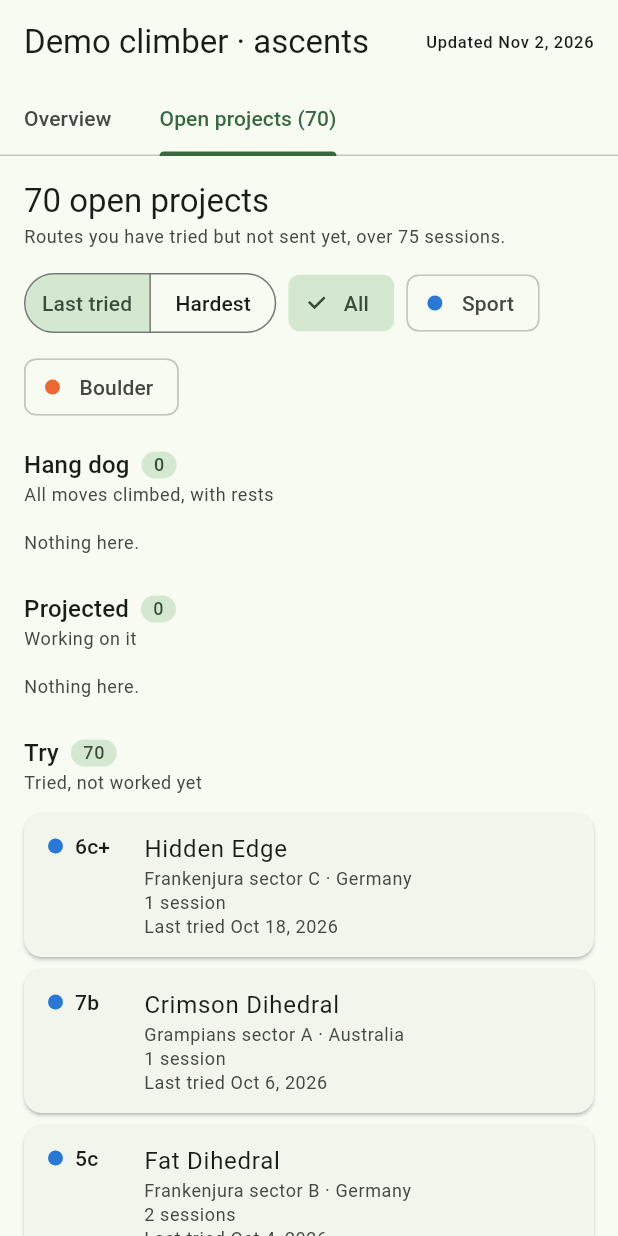
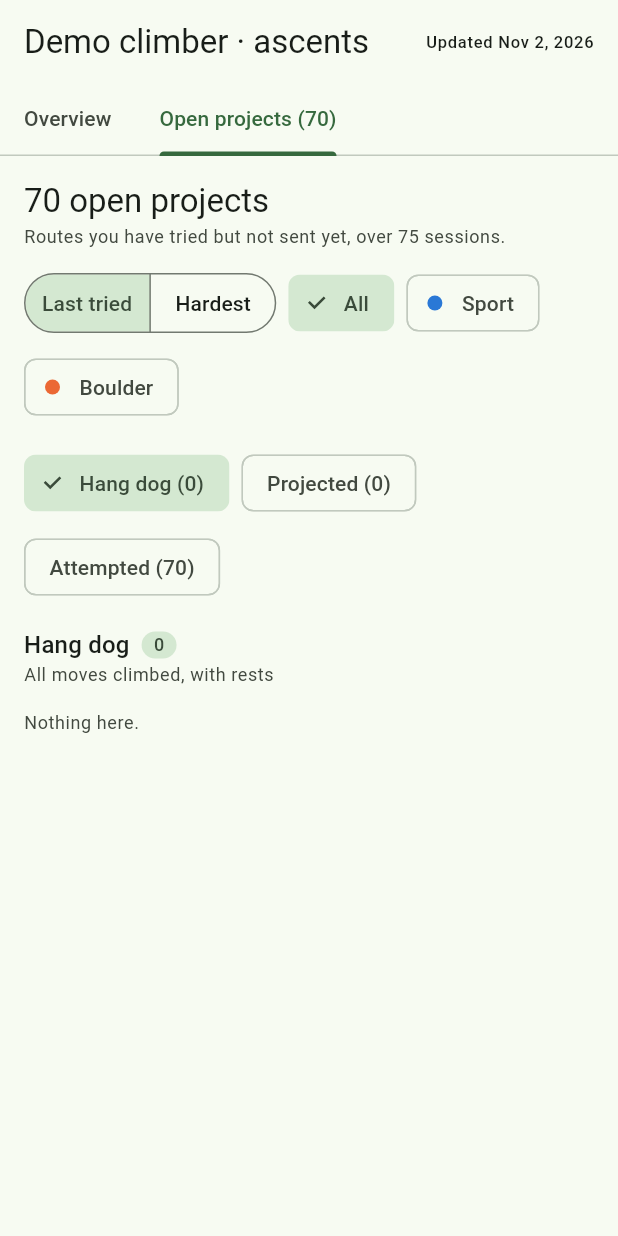
Before and after one commit to Christof93/thecrag-at-home, a Flutter app: the screen it shows after launch, tab 2 chosen, on a phone screen of 412 x 824 dp. Run offline on Flutter 3.47's test engine with Material 3 defaults, Android fonts, the phone set to English and light mode, and no system bars; our stand-ins replace flutter_map, latlong2.

Commit message:
Rename "Try" to "Attempted", pick stages with chips on narrow screens
- the third open-projects stage is called "Attempted"
- below 900 px the stages no longer stack into one very long list: three
  chips with the counts (Hang dog 48, Projected 23, Attempted 9) pick the
  stage to show. Wide screens still show all three columns.

Co-Authored-By: Claude Sonnet 5.5 <noreply@anthropic.com>
Claude-Session: https://claude.ai/code/session_01LtYvyTxZgZbwU7UoQi6JVQ

```diff
--- a/lib/models/stats.dart
+++ b/lib/models/stats.dart
@@ -44,8 +44,8 @@ enum ProjectStage {
   /// Worked on it (theCrag's "working", or a planned target).
   projected('Projected', 'Working on it'),
 
-  /// Tried, but not worked yet: attempts, retreats and the like.
-  tried('Try', 'Tried, not worked yet');
+  /// Attempted, but not worked yet: attempts, retreats and the like.
+  tried('Attempted', 'Tried, not worked yet');
 
   const ProjectStage(this.label, this.description);
 
--- a/lib/widgets/open_projects.dart
+++ b/lib/widgets/open_projects.dart
@@ -9,7 +9,8 @@ import 'year_chart.dart' show kindColor;
 enum ProjectSort { recent, hardest }
 
 /// Routes that were tried but never sent, in a column per [ProjectStage]
-/// (hang dog, projected, try). Stacked sections on narrow screens.
+/// (hang dog, projected, attempted). On narrow screens one stage at a time,
+/// picked with chips.
 class OpenProjectsView extends StatefulWidget {
   const OpenProjectsView({super.key, required this.projects});
 
@@ -26,6 +27,9 @@ class OpenProjectsView extends StatefulWidget {
 class _OpenProjectsViewState extends State<OpenProjectsView> {
   ProjectSort _sort = ProjectSort.recent;
   ClimbKind? _kind;
+
+  /// The stage shown on narrow screens, where the columns don't fit.
+  ProjectStage _stage = ProjectStage.hangDog;
 
   @override
   Widget build(BuildContext context) {
@@ -151,11 +155,25 @@ class _OpenProjectsViewState extends State<OpenProjectsView> {
                   ],
                 ],
               )
-            else
-              for (final stage in ProjectStage.values) ...[
-                stageColumn(stage),
-                const SizedBox(height: 16),
-              ],
+            else ...[
+              Wrap(
+                spacing: 8,
+                runSpacing: 8,
+                children: [
+                  for (final stage in ProjectStage.values)
+                    ChoiceChip(
+                      label: Text(
+                        '${stage.label} '
+                        '(${shown.where((p) => p.stage == stage).length})',
+                      ),
+                      selected: _stage == stage,
+                      onSelected: (_) => setState(() => _stage = stage),
+                    ),
+                ],
+              ),
+              const SizedBox(height: 16),
+              stageColumn(_stage),
+            ],
           ],
         );
       },
```
Also changed, not shown: 2 other files.
